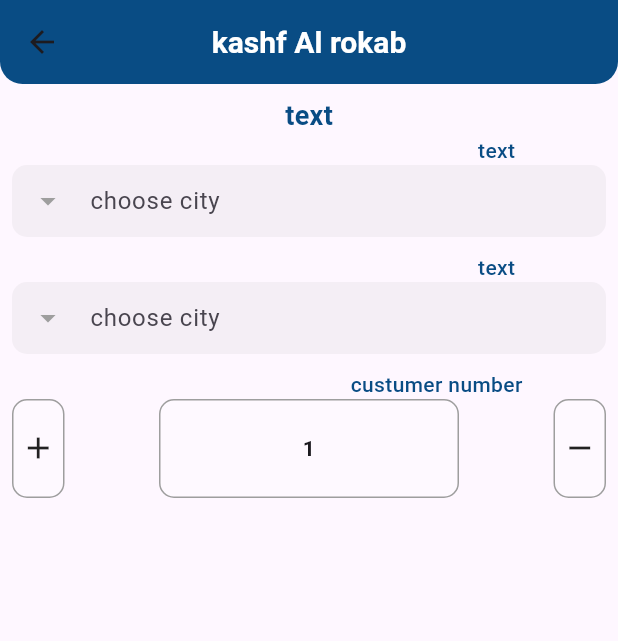
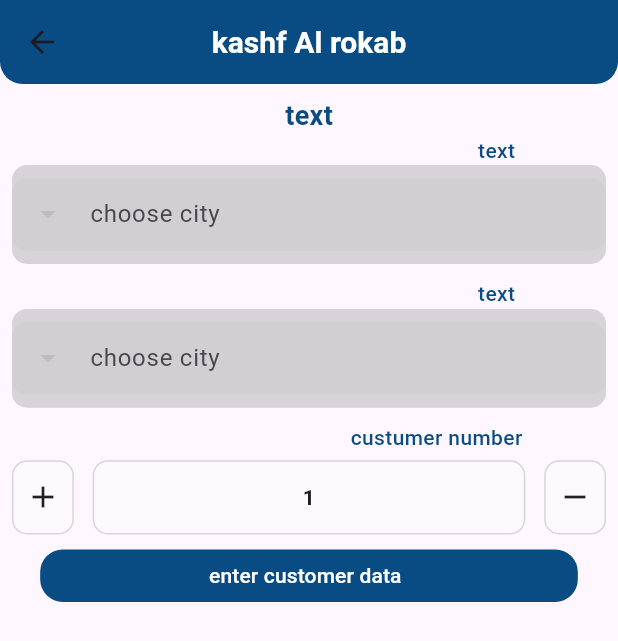
Before and after one commit to saaadgawesh/uberClone, a Flutter app: the Reports screen opened directly, on a phone screen of 412 x 824 dp. Shown: the top 641 px of the screen. Run offline on Flutter 3.47's test engine with Material 3 defaults, Android fonts, the phone set to English and light mode, and no system bars.

```diff
--- a/lib/core/constant/App_Color.dart
+++ b/lib/core/constant/App_Color.dart
@@ -4,8 +4,9 @@ class AppColor {
   static const Color blueColor = Color.fromARGB(255, 9, 76, 132);
   static const Color whiteColor = Colors.white;
   static const Color blackColor = Colors.black;
+  static Color blackColorwithopacity = AppColor.blackColor.withOpacity(0.3);
   static const Color redColor = Colors.red;
   static const Color greenColor = Colors.green;
-  static const Color greyColor = Colors.grey;
+  static Color greyColor = Colors.grey.withOpacity(0.4);
   static const Color transparent = Colors.transparent;
 }
--- a/lib/core/resources/customAppText.dart
+++ b/lib/core/resources/customAppText.dart
@@ -14,12 +14,14 @@ class customAppText extends StatelessWidget {
   final FontWeight? fontWeight;
   @override
   Widget build(BuildContext context) {
-    return Text(
-      text,
-      style: TextStyle(
-        color: textColor,
-        fontSize: fontSize,
-        fontWeight: fontWeight,
+    return FittedBox(
+      child: Text(
+        text,
+        style: TextStyle(
+          color: textColor,
+          fontSize: fontSize,
+          fontWeight: fontWeight,
+        ),
       ),
     );
   }
--- a/lib/core/widgets/App_TextField.dart
+++ b/lib/core/widgets/App_TextField.dart
@@ -1,6 +1,8 @@
 import 'package:flutter/material.dart';
 import 'package:flutter/services.dart';
 import 'package:uber/core/constant/App_Color.dart';
+import 'package:uber/core/resources/App_Size.dart';
+import 'package:uber/core/widgets/CustomContainer.dart';
 
 enum TextFieldBorderType { filled, outlined, underlined, none }
 
@@ -149,7 +151,12 @@ class AppTextField extends StatelessWidget {
 
   @override
   Widget build(BuildContext context) {
-    return TextFormField(
+    return CustomContainer(
+      height: appHeight(context) * 0.08,
+      width: appWidth(context),
+      borderRadius: BorderRadius.circular(10),
+      bgContainerColor: AppColor.greyColor,
+      child: TextFormField(
         obscureText: obscureText,
         obscuringCharacter: obscuringCharacter,
         keyboardType: keyboardType,
@@ -197,6 +204,7 @@ class AppTextField extends StatelessWidget {
           errorBorder: _getErrorBorder(),
           focusedErrorBorder: _getErrorBorder(),
         ),
+      ),
     );
   }
 }
--- a/lib/core/widgets/CustomCounter.dart
+++ b/lib/core/widgets/CustomCounter.dart
@@ -18,7 +18,7 @@ class CustomCounter extends StatelessWidget {
   Widget build(BuildContext context) {
     return CustomContainer(
       borderwidth: 1,
-      height: appHeight(context) * 0.08,
+      height: appHeight(context) * 0.06,
       width: width,
       borderRadius: BorderRadius.circular(10),
       bgContainerColor: bgColor,
--- a/lib/core/widgets/CustomServiceWidget.dart
+++ b/lib/core/widgets/CustomServiceWidget.dart
@@ -11,7 +11,7 @@ Widget CustomServiceWidget(BuildContext context) {
     height: 50,
     width: 50,
     borderRadius: BorderRadius.circular(10),
-    bgContainerColor: AppColor.greyColor.withOpacity(0.1),
+    bgContainerColor: AppColor.greyColor,
     child: Column(
       mainAxisAlignment: MainAxisAlignment.center,
       crossAxisAlignment: CrossAxisAlignment.center,
--- a/lib/core/widgets/defaultElevatedButton.dart
+++ b/lib/core/widgets/defaultElevatedButton.dart
@@ -15,9 +15,13 @@ class defaultElevatedButton extends StatelessWidget {
     this.iconName,
     required this.width,
     this.padding,
+    this.iconColor,
+    required this.textcolor,
   });
   final String textbutton;
+  final Color textcolor;
   final Color bgButtonColor;
+  final Color? iconColor;
   final VoidCallback onPressed;
   final IconData? iconName;
   final double width;
@@ -39,9 +43,10 @@ class defaultElevatedButton extends StatelessWidget {
         child: Row(
           mainAxisAlignment: MainAxisAlignment.center,
           children: [
-            customAppText(text: textbutton, textColor: AppColor.whiteColor),
-            widthSizedbox(10),
-            if (iconName != null) customAppIcon(AppColor.whiteColor, iconName!),
+            customAppText(text: textbutton, textColor: textcolor),
+            widthSizedbox(5),
+            if (iconName != null && iconColor != null)
+              customAppIcon(iconColor!, iconName!),
           ],
         ),
       ),
--- a/lib/feature/Tabs/screens/Reports.dart
+++ b/lib/feature/Tabs/screens/Reports.dart
@@ -1,10 +1,12 @@
 import 'package:flutter/material.dart';
 import 'package:uber/core/constant/App_Color.dart';
+import 'package:uber/core/resources/App_Size.dart';
 import 'package:uber/core/resources/customAppText.dart';
 import 'package:uber/core/resources/sizedboxWidget.dart';
 import 'package:uber/core/widgets/App_TextField.dart';
 import 'package:uber/core/widgets/CustomCounter.dart';
 import 'package:uber/core/widgets/DefaultAppBar.dart';
+import 'package:uber/core/widgets/defaultElevatedButton.dart';
 
 class Reports extends StatelessWidget {
   const Reports({super.key});
@@ -63,17 +65,18 @@ class Reports extends StatelessWidget {
                 fontWeight: FontWeight.w500,
               ),
             ),
+            heightSizedbox(5),
             Row(
               mainAxisAlignment: MainAxisAlignment.spaceBetween,
               children: [
                 CustomCounter(
-                  width: 35,
+                  width: appWidth(context) * 0.1,
                   bgColor: AppColor.whiteColor.withOpacity(0.2),
                   widget: Icon(Icons.add),
                   iconcolor: AppColor.blackColor,
                 ),
                 CustomCounter(
-                  width: 200,
+                  width: appWidth(context) * 0.7,
                   bgColor: AppColor.whiteColor.withOpacity(0.2),
                   widget: Text(
                     '1',
@@ -83,12 +86,19 @@ class Reports extends StatelessWidget {
                   iconcolor: AppColor.blackColor,
                 ),
                 CustomCounter(
-                  width: 35,
+                  width: appWidth(context) * 0.1,
                   bgColor: AppColor.whiteColor.withOpacity(0.2),
                   widget: Icon(Icons.remove),
                   iconcolor: AppColor.blackColor,
                 ),
               ],
+            ),
+            heightSizedbox(10),
+            defaultElevatedButton(
+              textbutton: "enter customer data",
+              bgButtonColor: AppColor.blueColor,
+              onPressed: () {},
+              width: appWidth(context) * 0.87, textcolor: AppColor.whiteColor,
             ),
           ],
         ),
--- a/lib/feature/Tabs/screens/home.dart
+++ b/lib/feature/Tabs/screens/home.dart
@@ -3,7 +3,7 @@ import 'package:uber/core/constant/App_Color.dart';
 import 'package:uber/core/resources/customAppText.dart';
 import 'package:uber/core/resources/sizedboxWidget.dart';
 import 'package:uber/core/widgets/CustomServiceWidget.dart';
-import 'package:uber/core/widgets/ProcessWdget.dart';
+import 'package:uber/feature/Tabs/widgets/Processitem.dart';
 import 'package:uber/core/widgets/DefaultAppBar.dart';
 
 class Home extends StatelessWidget {
@@ -30,7 +30,7 @@ class Home extends StatelessWidget {
                 fontWeight: FontWeight.w600,
                 fontSize: 16,
               ),
-              ProcessWidget(
+              Processitem(
                 title: "title",
                 description: "description",
                 leadIcon: Icons.arrow_back,
@@ -38,7 +38,7 @@ class Home extends StatelessWidget {
                 backgroundColor: AppColor.blueColor,
               ),
               heightSizedbox(10),
-              ProcessWidget(
+              Processitem(
                 title: "title",
                 description: "description",
                 leadIcon: Icons.arrow_back,
--- a/lib/feature/Tabs/screens/profile.dart
+++ b/lib/feature/Tabs/screens/profile.dart
@@ -86,7 +86,7 @@ class Profile extends StatelessWidget {
                 bgButtonColor: AppColor.blueColor,
                 onPressed: () {},
 
-                width: appWidth(context),
+                width: appWidth(context), textcolor: AppColor.whiteColor,
               ),
             ],
           ),
--- a/lib/core/widgets/ProcessWdget.dart
+++ b/lib/feature/Tabs/widgets/Processitem.dart
@@ -6,8 +6,8 @@ import 'package:uber/core/resources/customAppIcon.dart';
 import 'package:uber/core/resources/customAppText.dart';
 import 'package:uber/core/widgets/CustomContainer.dart';
 
-class ProcessWidget extends StatelessWidget {
-  const ProcessWidget({
+class Processitem extends StatelessWidget {
+  const Processitem({
     super.key,
     required this.title,
     required this.description,
--- a/lib/feature/screens/widgets/PreviousReportsItem.dart
+++ b/lib/feature/screens/widgets/PreviousReportsItem.dart
@@ -35,7 +35,7 @@ class PreviousReportsItem extends StatelessWidget {
       height: appHeight(context) * 0.255,
       width: appWidth(context) * 0.9,
       borderRadius: BorderRadius.circular(15),
-      bgContainerColor: AppColor.greyColor.withOpacity(0.3),
+      bgContainerColor: AppColor.greyColor,
       child: Column(
         children: [
           Row(
@@ -95,6 +95,7 @@ class PreviousReportsItem extends StatelessWidget {
                   bgButtonColor: AppColor.blueColor,
                   onPressed: viewbutton!,
                   width: width1,
+                  textcolor: AppColor.whiteColor,
                 ),
               defaultElevatedButton(
                 iconName: Icons.picture_as_pdf_sharp,
@@ -102,6 +103,7 @@ class PreviousReportsItem extends StatelessWidget {
                 bgButtonColor: AppColor.blueColor,
                 onPressed: () {},
                 width: width2,
+                textcolor: AppColor.whiteColor,
               ),
             ],
           ),
```
Also changed, not shown: lib/App.dart (+2 -5 lines), lib/feature/Tabs/screens/requests.dart (+10 -8 lines), lib/feature/navBar/widgets/CustomButtomNavBar.dart (+4 -4 lines), lib/feature/screens/screens/chooseYourBissness.dart (added, +79 -0 lines), lib/feature/screens/widgets/ChooseYourBussinessitem.dart (renamed from lib/core/widgets/ChooseYourBussinessWidget.dart, +17 -13 lines). Lines whose indentation alone changed are shown as unchanged.
